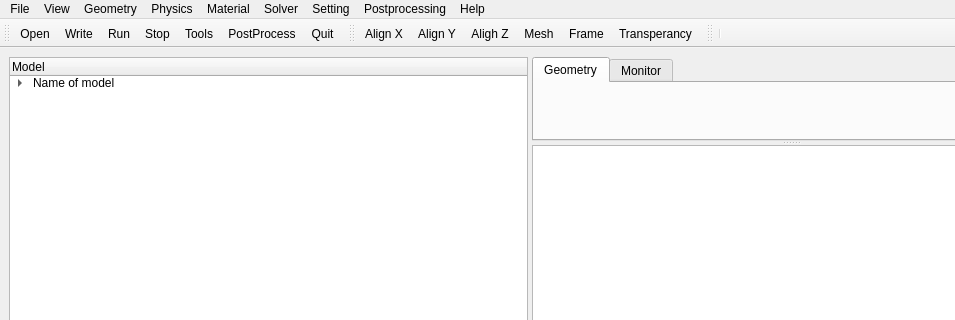
The window that PyQtVTK/ccm.ui (shach934/scripts) describes before a commit, drawn with Qt 5; both pictures show x 0 to 955 and y 0 to 320 of the 1059 by 731 pixel window.
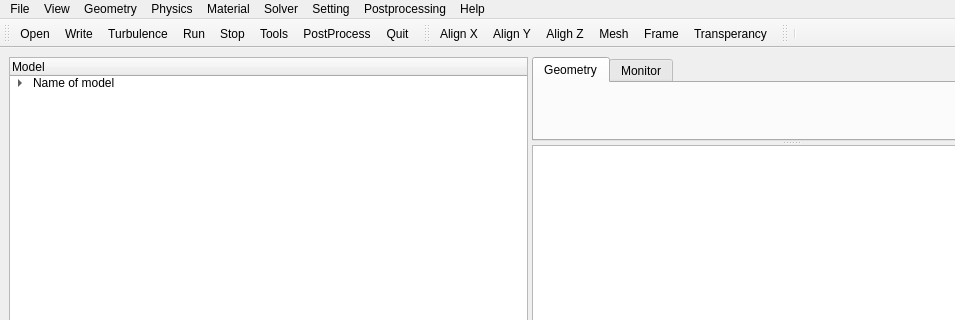
The same window after the commit. Icons and pictures are not drawn.

Diff of the .ui file:
```diff
--- a/PyQtVTK/ccm.ui
+++ b/PyQtVTK/ccm.ui
@@ -503,6 +503,7 @@
    </attribute>
    <addaction name="actionOpen"/>
    <addaction name="actionWrite"/>
+   <addaction name="actionTurbulence"/>
    <addaction name="actionRun"/>
    <addaction name="actionStop"/>
    <addaction name="actionTools"/>
```
Left out of the diff: 2 changed lines with no effect on the pictures.
